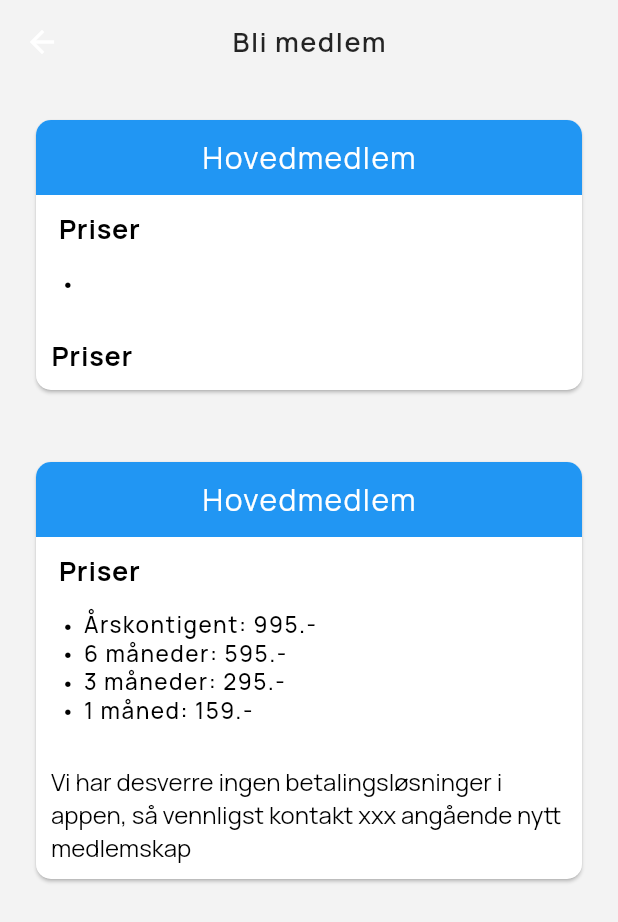
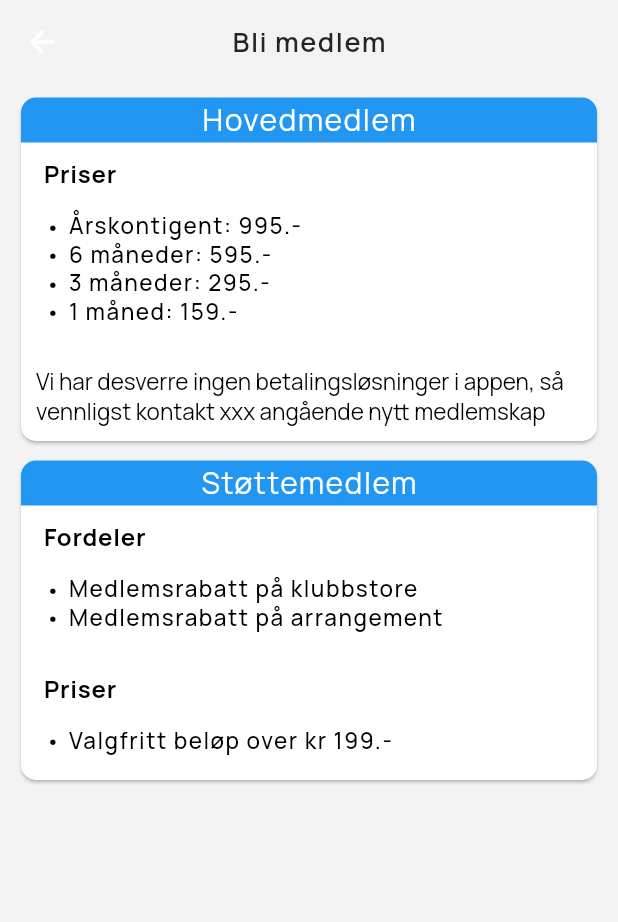
Before and after one commit to mathiasovreseth/stryn-esport, a Flutter app: the BecomeMemberPage screen opened directly, on a phone screen of 412 x 824 dp. Shown: the top 922 px of the screen. Run offline on Flutter 3.47's test engine with Material 2 defaults, Android fonts, the phone set to English and light mode, and no system bars; our stand-ins replace bloc, cloud_firestore, equatable, firebase_auth, firebase_core, flutter_bloc and 4 more; missing offline and left inert: flow_builder; accounts and stored records are empty.

Commit message:
Adjusted font sized and padding on the become member widgets.

```diff
--- a/lib/pages/becomeMemberPage/become_member_page.dart
+++ b/lib/pages/becomeMemberPage/become_member_page.dart
@@ -20,9 +20,8 @@ class BecomeMemberPage extends StatelessWidget {
       ),
       body: Column(
         children: const [
+          BecomeMainMemberWidget(),
           BecomeSupportMemberWidget(),
-          BecomeMainMemberWidget(),
-          SizedBox(height: 8.0),
         ],
       ),
     );
--- a/lib/widgets/become_main_member.dart
+++ b/lib/widgets/become_main_member.dart
@@ -9,7 +9,7 @@ class BecomeMainMemberWidget extends StatelessWidget {
   @override
   Widget build(BuildContext context) {
     return Padding(
-      padding: const EdgeInsets.all(20),
+      padding: const EdgeInsets.fromLTRB(10, 5, 10, 0),
       child: Card(
         color: Colors.white,
         shape: RoundedRectangleBorder(
@@ -19,7 +19,7 @@ class BecomeMainMemberWidget extends StatelessWidget {
           crossAxisAlignment: CrossAxisAlignment.stretch,
           children: [
             Container(
-              height: 50,
+              height: 30,
               alignment: Alignment.center,
               decoration: const BoxDecoration(
                 borderRadius: BorderRadius.only(
@@ -44,7 +44,7 @@ class BecomeMainMemberWidget extends StatelessWidget {
               child: Text(
                 "Priser",
                 style: TextStyle(
-                  fontSize: 18,
+                  fontSize: 16,
                   color: Colors.black,
                   fontWeight: FontWeight.bold,
                   letterSpacing: 0.5,
@@ -66,7 +66,7 @@ class BecomeMainMemberWidget extends StatelessWidget {
                     "så vennligst kontakt xxx angående nytt medlemskap",
                 style: TextStyle(
                   color: Colors.black,
-                  fontSize: 16,
+                  fontSize: 15,
                 ),
               ),
             ),
--- a/lib/widgets/become_support_member.dart
+++ b/lib/widgets/become_support_member.dart
@@ -9,7 +9,7 @@ class BecomeSupportMemberWidget extends StatelessWidget {
   @override
   Widget build(BuildContext context) {
     return Padding(
-      padding: const EdgeInsets.all(20),
+      padding: const EdgeInsets.fromLTRB(10, 5, 10, 0),
       child: Card(
         color: Colors.white,
         shape: RoundedRectangleBorder(
@@ -19,7 +19,7 @@ class BecomeSupportMemberWidget extends StatelessWidget {
           crossAxisAlignment: CrossAxisAlignment.stretch,
           children: [
             Container(
-              height: 50,
+              height: 30,
               alignment: Alignment.center,
               decoration: const BoxDecoration(
                 borderRadius: BorderRadius.only(
@@ -29,7 +29,7 @@ class BecomeSupportMemberWidget extends StatelessWidget {
                 color: Colors.blue,
               ),
               child: const Text(
-                "Hovedmedlem",
+                "Støttemedlem",
                 style: TextStyle(
                   fontSize: 20.0,
                   letterSpacing: 1,
@@ -42,9 +42,9 @@ class BecomeSupportMemberWidget extends StatelessWidget {
                 top: 10,
               ),
               child: Text(
-                "Priser",
+                "Fordeler",
                 style: TextStyle(
-                  fontSize: 18,
+                  fontSize: 16,
                   color: Colors.black,
                   fontWeight: FontWeight.bold,
                   letterSpacing: 0.5,
@@ -53,20 +53,29 @@ class BecomeSupportMemberWidget extends StatelessWidget {
             ),
             const BulletList(
               strings: [
-                "",
+                "Medlemsrabatt på klubbstore",
+                "Medlemsrabatt på arrangement",
               ],
             ),
             const Padding(
-              padding: EdgeInsets.all(10.0),
+              padding: EdgeInsets.only(
+                left: 15,
+                top: 10,
+              ),
               child: Text(
                 "Priser",
                 style: TextStyle(
-                  fontSize: 18,
+                  fontSize: 16,
                   color: Colors.black,
                   fontWeight: FontWeight.bold,
                   letterSpacing: 0.5,
                 ),
               ),
+            ),
+            const BulletList(
+              strings: [
+                "Valgfritt beløp over kr 199.-",
+              ],
             ),
           ],
         ),
```
